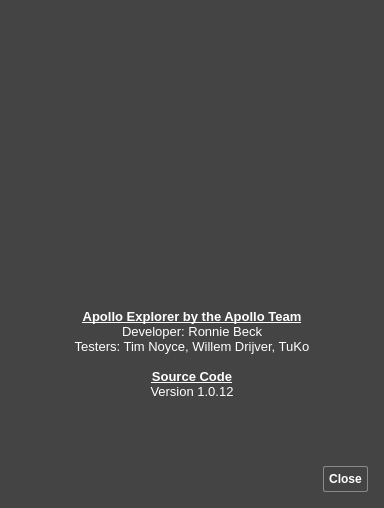
Above: ApolloExplorerPC/aboutdialog.ui from ronybeck/ApolloExplorer before the change. Below: the same form after it.
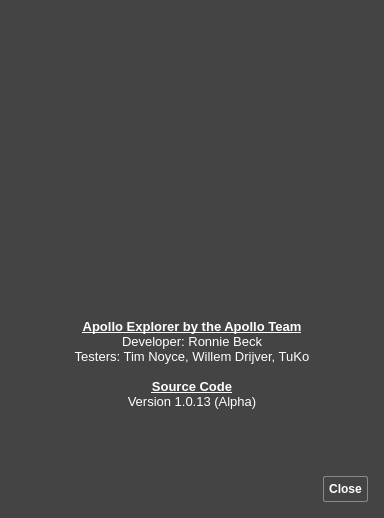
That is the form after the change. Icons and pictures are not drawn.

Diff of the .ui file:
```diff
--- a/ApolloExplorerPC/aboutdialog.ui
+++ b/ApolloExplorerPC/aboutdialog.ui
@@ -7,7 +7,7 @@
     <x>0</x>
     <y>0</y>
     <width>384</width>
-    <height>508</height>
+    <height>518</height>
    </rect>
   </property>
   <property name="sizePolicy">
@@ -156,13 +156,16 @@
       <string>&lt;!DOCTYPE HTML PUBLIC &quot;-//W3C//DTD HTML 4.0//EN&quot; &quot;http://www.w3.org/TR/REC-html40/strict.dtd&quot;&gt;
 &lt;html&gt;&lt;head&gt;&lt;meta name=&quot;qrichtext&quot; content=&quot;1&quot; /&gt;&lt;meta charset=&quot;utf-8&quot; /&gt;&lt;style type=&quot;text/css&quot;&gt;
 p, li { white-space: pre-wrap; }
+hr { height: 1px; border-width: 0; }
+li.unchecked::marker { content: &quot;\2610&quot;; }
+li.checked::marker { content: &quot;\2612&quot;; }
 &lt;/style&gt;&lt;/head&gt;&lt;body style=&quot; font-family:'Comfortaa'; font-size:10pt; font-weight:700; font-style:normal;&quot;&gt;
 &lt;p align=&quot;center&quot; style=&quot; margin-top:0px; margin-bottom:0px; margin-left:0px; margin-right:0px; -qt-block-indent:0; text-indent:0px;&quot;&gt;&lt;span style=&quot; font-family:'Ubuntu'; text-decoration: underline;&quot;&gt;Apollo Explorer by the Apollo Team&lt;/span&gt;&lt;/p&gt;
 &lt;p align=&quot;center&quot; style=&quot; margin-top:0px; margin-bottom:0px; margin-left:0px; margin-right:0px; -qt-block-indent:0; text-indent:0px;&quot;&gt;&lt;span style=&quot; font-family:'Ubuntu'; font-weight:400;&quot;&gt;Developer: Ronnie Beck&lt;/span&gt;&lt;/p&gt;
 &lt;p align=&quot;center&quot; style=&quot; margin-top:0px; margin-bottom:0px; margin-left:0px; margin-right:0px; -qt-block-indent:0; text-indent:0px;&quot;&gt;&lt;span style=&quot; font-family:'Ubuntu'; font-weight:400;&quot;&gt;Testers: Tim Noyce, Willem Drijver, TuKo&lt;/span&gt;&lt;/p&gt;
 &lt;p align=&quot;center&quot; style=&quot;-qt-paragraph-type:empty; margin-top:0px; margin-bottom:0px; margin-left:0px; margin-right:0px; -qt-block-indent:0; text-indent:0px; font-family:'Ubuntu'; font-weight:400;&quot;&gt;&lt;br /&gt;&lt;/p&gt;
 &lt;p align=&quot;center&quot; style=&quot; margin-top:0px; margin-bottom:0px; margin-left:0px; margin-right:0px; -qt-block-indent:0; text-indent:0px;&quot;&gt;&lt;a href=&quot;https://github.com/ronybeck/ApolloExplorer&quot;&gt;&lt;span style=&quot; text-decoration: underline; color:#ffffff;&quot;&gt;Source Code&lt;/span&gt;&lt;/a&gt;&lt;/p&gt;
-&lt;p align=&quot;center&quot; style=&quot; margin-top:0px; margin-bottom:0px; margin-left:0px; margin-right:0px; -qt-block-indent:0; text-indent:0px;&quot;&gt;&lt;span style=&quot; font-family:'Ubuntu'; font-weight:400;&quot;&gt;Version 1.0.12&lt;/span&gt;&lt;/p&gt;&lt;/body&gt;&lt;/html&gt;</string>
+&lt;p align=&quot;center&quot; style=&quot; margin-top:0px; margin-bottom:0px; margin-left:0px; margin-right:0px; -qt-block-indent:0; text-indent:0px;&quot;&gt;&lt;span style=&quot; font-family:'Ubuntu'; font-weight:400;&quot;&gt;Version 1.0.13 (Alpha)&lt;/span&gt;&lt;/p&gt;&lt;/body&gt;&lt;/html&gt;</string>
      </property>
      <property name="openExternalLinks">
       <bool>true</bool>
```
Left out of the diff: 2 changed lines with no effect on the pictures.
